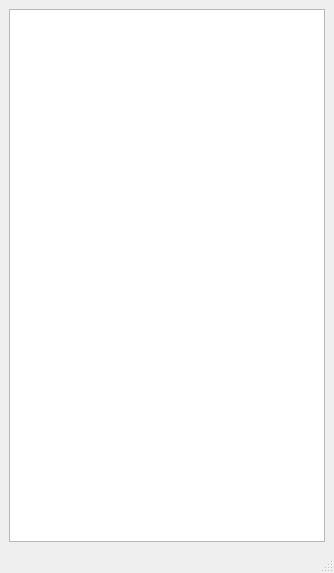
The window that mainwindow.ui (jake1512/Flappy-Qt) describes before a commit, drawn with Qt 5.
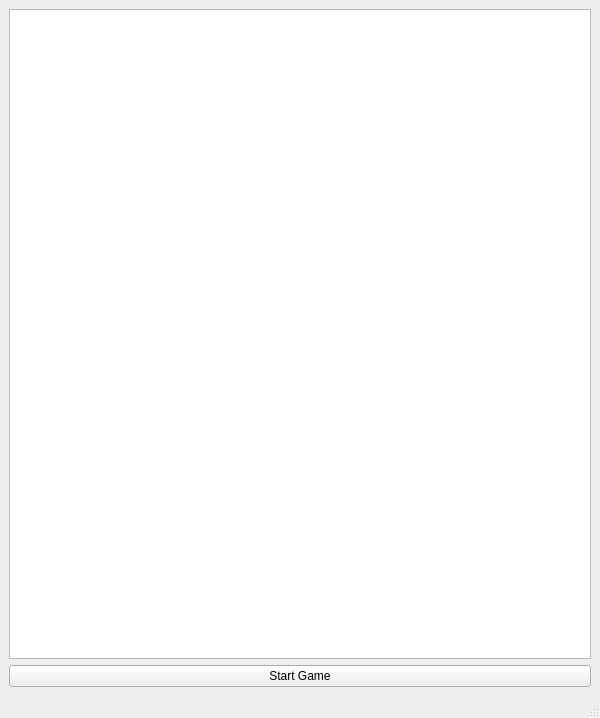
The same window after the commit.

```diff
--- a/mainwindow.ui
+++ b/mainwindow.ui
@@ -6,18 +6,25 @@
    <rect>
     <x>0</x>
     <y>0</y>
-    <width>334</width>
-    <height>573</height>
+    <width>600</width>
+    <height>718</height>
    </rect>
   </property>
   <property name="windowTitle">
    <string>MainWindow</string>
   </property>
   <widget class="QWidget" name="centralwidget">
-   <layout class="QHBoxLayout" name="horizontalLayout">
+   <layout class="QVBoxLayout" name="verticalLayout">
     <item>
      <widget class="QGraphicsView" name="graphicsView"/>
     </item>
+    <item>
+     <widget class="QPushButton" name="startGame">
+      <property name="text">
+       <string>Start Game</string>
+      </property>
+     </widget>
+    </item>
    </layout>
   </widget>
   <widget class="QMenuBar" name="menubar">
```
Left out of the diff: 2 changed lines with no effect on the pictures.
